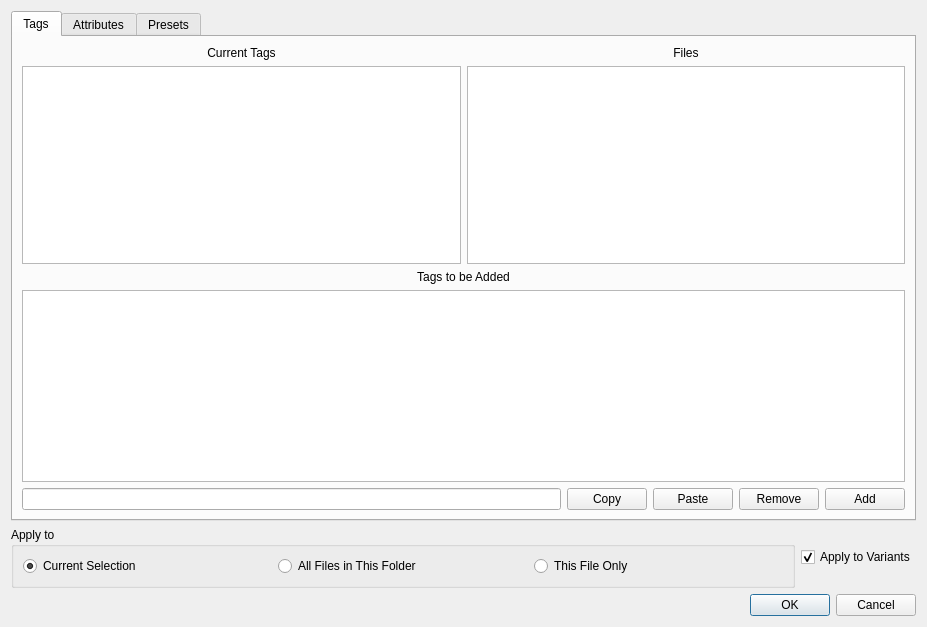
Above: ui/metadata_dialog.ui from DiamondHawk8/Oculus before the change. Below: the same form after it.
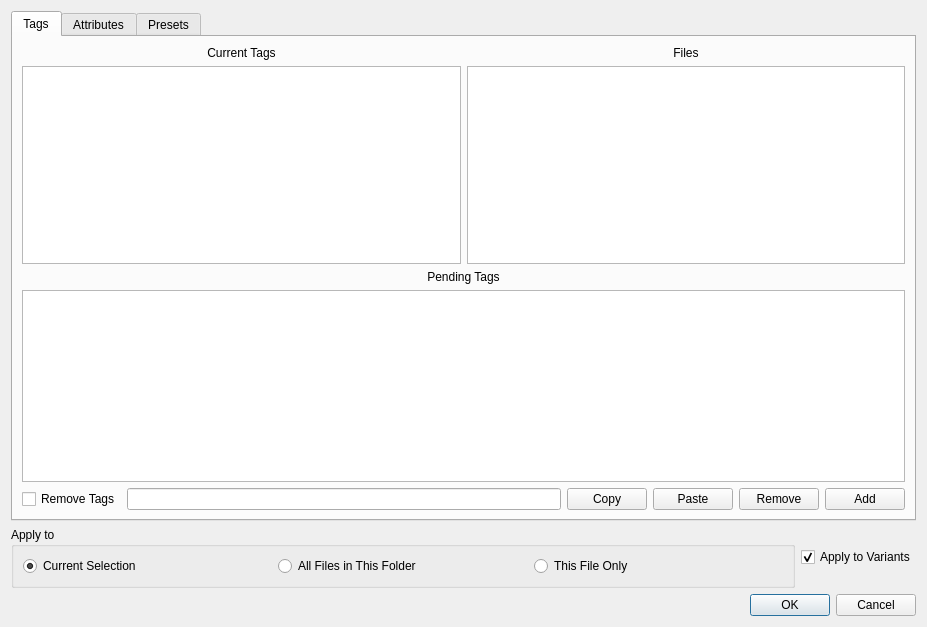
That is the form after the change.

Commit message: Revise tagging system

What changed in the file:
```diff
--- a/ui/metadata_dialog.ui
+++ b/ui/metadata_dialog.ui
@@ -89,7 +89,7 @@
           </sizepolicy>
          </property>
          <property name="text">
-          <string>Tags to be Added</string>
+          <string>Pending Tags</string>
          </property>
          <property name="alignment">
           <set>Qt::AlignmentFlag::AlignCenter</set>
@@ -108,6 +108,13 @@
        </item>
        <item>
         <layout class="QHBoxLayout" name="hboxTagEdit">
+         <item>
+          <widget class="QCheckBox" name="chkReplace">
+           <property name="text">
+            <string>Remove Tags</string>
+           </property>
+          </widget>
+         </item>
          <item>
           <widget class="QLineEdit" name="editTag"/>
          </item>
```
The commit also changes 2 other files.
